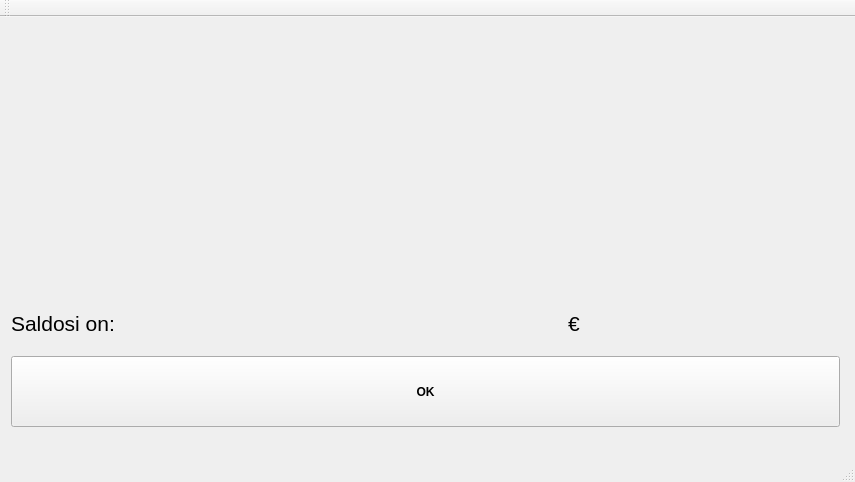
MMise/Pankkiautomaatti_K2017, file BankSimul/mainwindow.ui: the form before one commit.
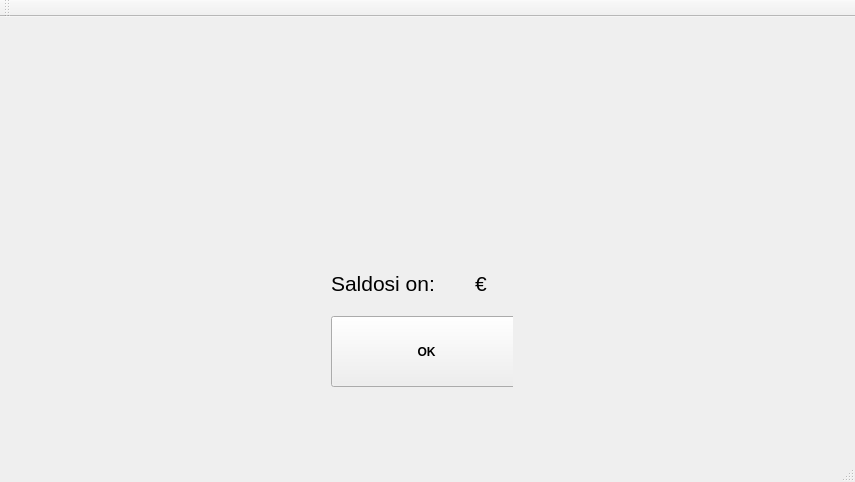
The form after the commit. The open tabs and pages were chosen to show the change.

Diff of the .ui file:
```diff
--- a/BankSimul/mainwindow.ui
+++ b/BankSimul/mainwindow.ui
@@ -588,16 +588,16 @@
      </widget>
     </widget>
     <widget class="QWidget" name="page_4">
-     <widget class="QWidget" name="layoutWidget_3">
+     <widget class="QWidget" name="layoutWidget">
       <property name="geometry">
        <rect>
-        <x>0</x>
-        <y>260</y>
-        <width>851</width>
+        <x>320</x>
+        <y>220</y>
+        <width>193</width>
         <height>152</height>
        </rect>
       </property>
-      <layout class="QVBoxLayout" name="verticalLayout_4">
+      <layout class="QVBoxLayout" name="verticalLayout_2">
        <item>
         <layout class="QHBoxLayout" name="horizontalLayout_3">
          <item>
@@ -646,6 +646,9 @@
            <property name="text">
             <string/>
            </property>
+           <property name="alignment">
+            <set>Qt::AlignRight|Qt::AlignTrailing|Qt::AlignVCenter</set>
+           </property>
           </widget>
          </item>
          <item>
```
Left out of the diff: 16 changed lines with no effect on the pictures.
